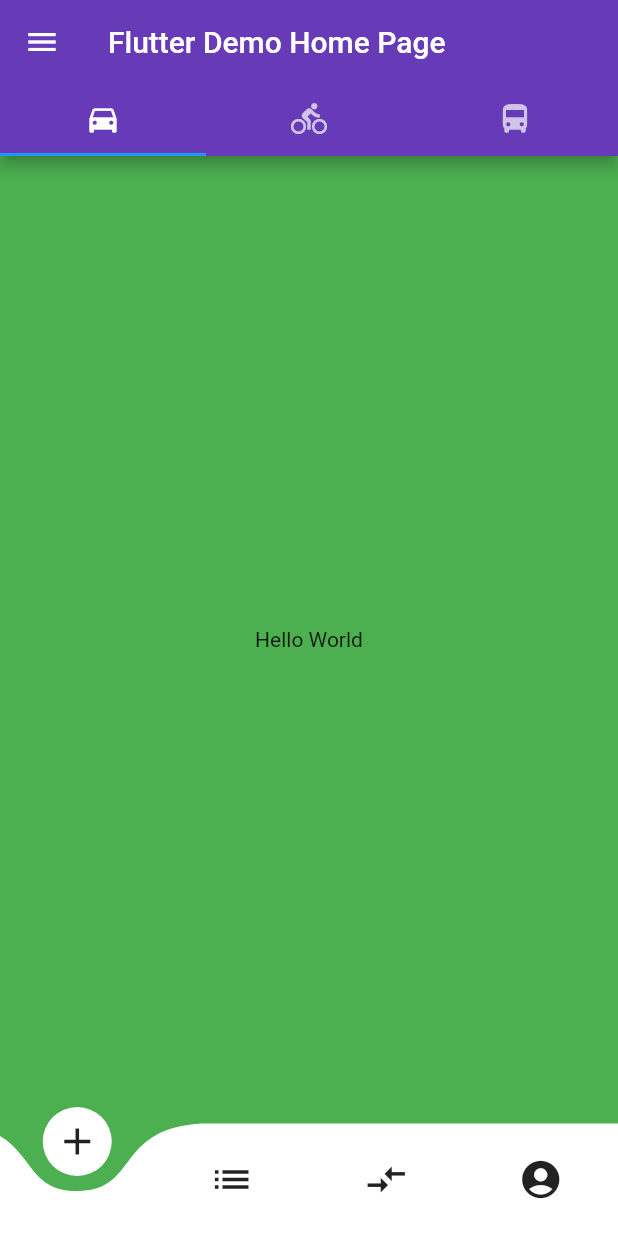
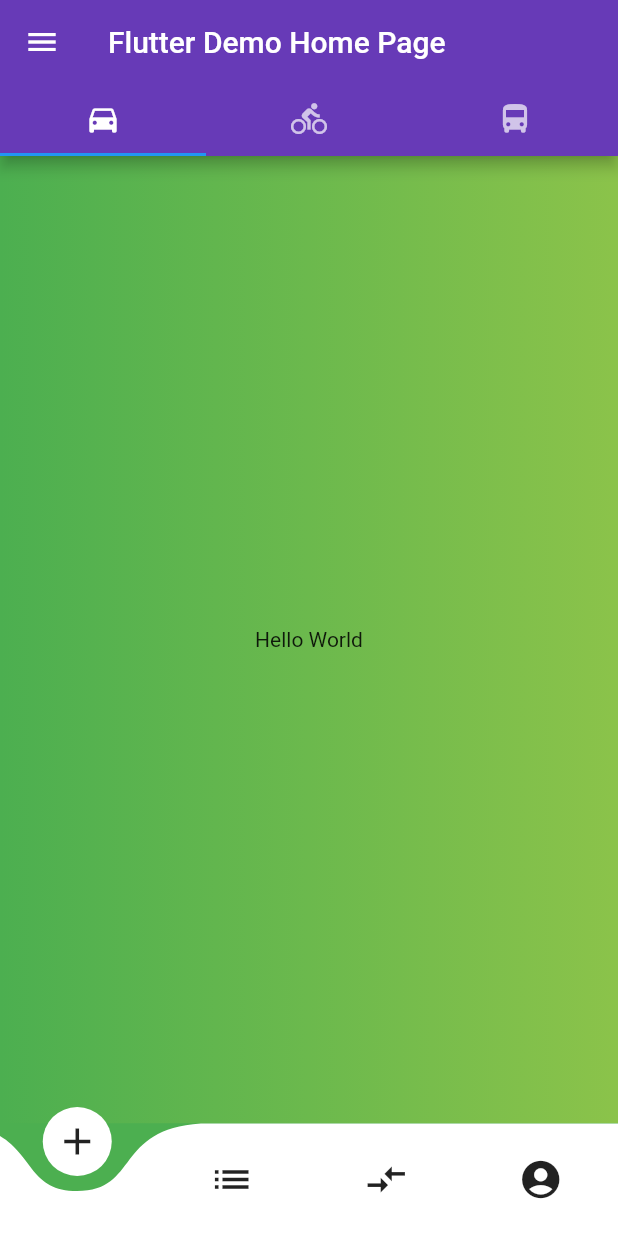
Before and after one commit to RusiruChathushanaka/my_first_flutter, a Flutter app: the screen it shows after launch, on a phone screen of 412 x 824 dp. Run offline on Flutter 3.47's test engine with Material 2 defaults, Android fonts, the phone set to English and light mode, and no system bars; drawn by our look-alikes of curved_navigation_bar; missing offline and left inert: flare_splash_screen.

Commit message:
Gradient Implementation

```diff
--- a/lib/main.dart
+++ b/lib/main.dart
@@ -37,6 +37,8 @@ class MyHomePage extends StatefulWidget {
 
 class _MyHomePageState extends State<MyHomePage> {
   int _counter = 0;
+  List<Color> _colors = [Colors.deepPurple, Colors.purple];
+  List<Color> _colors2 = [Colors.green, Colors.lightGreen];
 
   void _incrementCounter() {
     setState(() {
@@ -57,13 +59,12 @@ class _MyHomePageState extends State<MyHomePage> {
             Icon(Icons.add, size: 30),
             Icon(Icons.list, size: 30),
             Icon(Icons.compare_arrows, size: 30),
-            Icon(Icons.account_circle,size: 30),
+            Icon(Icons.account_circle, size: 30),
           ],
           onTap: (index) {
             //Handle button tap
           },
         ),
-
 
         drawer: Drawer(
           child: ListView(
@@ -71,7 +72,9 @@ class _MyHomePageState extends State<MyHomePage> {
             children: <Widget>[
               DrawerHeader(
                 child: Text("Drawer Header"),
-                decoration: BoxDecoration(color: Colors.deepPurple),
+                decoration: BoxDecoration(
+                  gradient: LinearGradient(colors: _colors),
+                ),
               ),
               Column(
                 children: <Widget>[
@@ -122,12 +125,17 @@ class _MyHomePageState extends State<MyHomePage> {
 //                '$_counter',
 //                style: Theme.of(context).textTheme.display1,
 //              ),
-            TabBarView(
+            Container(
+          decoration: new BoxDecoration(
+            gradient: new LinearGradient(colors: _colors2),
+          ),
+          child: TabBarView(
             children: <Widget>[
               Center(child: Text("Hello World")),
               Icon(Icons.directions_bike),
               Icon(Icons.directions_bus),
             ],
+          ),
         ),
 //            ],
       ),
```
Lines whose indentation alone changed are shown as unchanged.
